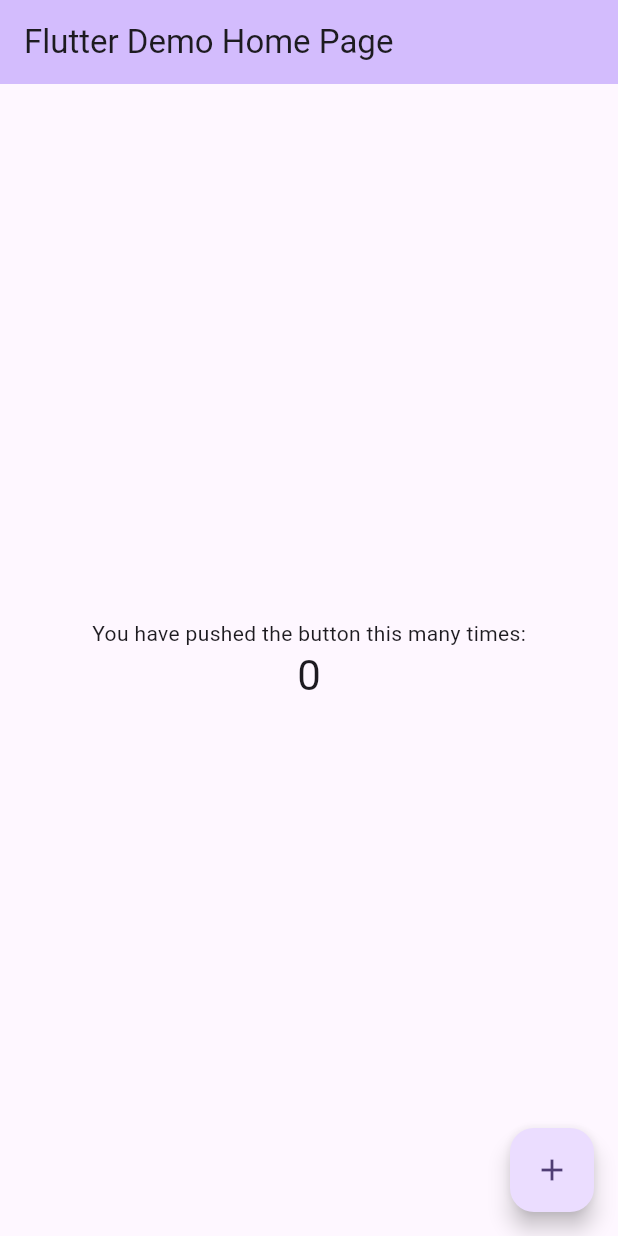
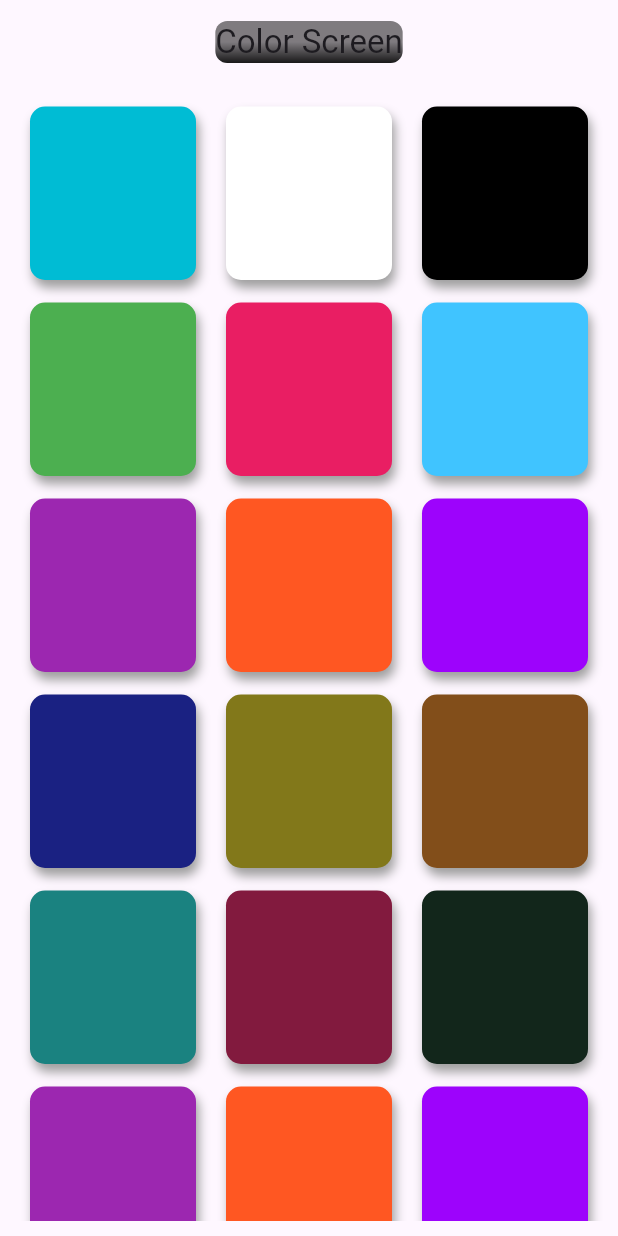
Before and after one commit to inesAmri56/colorapp, a Flutter app: the screen it shows after launch, on a phone screen of 412 x 824 dp. Run offline on Flutter 3.47's test engine with Material 3 defaults, Android fonts, the phone set to English and light mode, and no system bars; our stand-ins replace hexcolor.

Commit message:
Updated HomeScreen to include color items with GestureDetector for navigation to ColorScreen on tap. Created ColorScreen widget to handle color display.

```diff
--- /dev/null
+++ b/lib/color_screen.dart
@@ -0,0 +1,12 @@
+import 'package:flutter/cupertino.dart';
+
+class ColorScreen  extends StatelessWidget {
+   ColorScreen (this.screenColor,{Key? key}):super(key: key);
+ Color screenColor;
+  @override
+  Widget build(BuildContext context) {
+    return Container(
+     color:screenColor ,
+    );
+  }
+}
--- /dev/null
+++ b/lib/compnenet.dart
@@ -0,0 +1,35 @@
+
+import 'package:flutter/material.dart';
+import 'package:hexcolor/hexcolor.dart';
+
+
+List<Color> colorsList =[
+  Colors.cyan,
+  Colors.white,
+  Colors.black,
+  Colors.green,
+  Colors.pink,
+  Colors.lightBlueAccent,
+  Colors.purple,
+  Colors.deepOrange,
+  HexColor("#9d03fc"),
+  HexColor("#1a2182"),
+  HexColor("#82781a"),
+  HexColor("#824e1a"),
+  HexColor("#1a8280"),
+  HexColor("#821a3e"),
+  HexColor("#12261b"),
+  Colors.purple,
+  Colors.deepOrange,
+  HexColor("#9d03fc"),
+  HexColor("#1a2182"),
+  HexColor("#82781a"),
+  HexColor("#824e1a"),
+  HexColor("#1a8280"),
+  HexColor("#821a3e"),
+  HexColor("#12261b"),
+  Colors.indigoAccent,
+  Colors.deepOrangeAccent,
+  HexColor("#824e1a"),
+
+];
--- /dev/null
+++ b/lib/home_screen.dart
@@ -0,0 +1,65 @@
+import 'package:colorapp/color_screen.dart';
+import 'package:flutter/material.dart';
+
+import 'compnenet.dart';
+
+
+class HomeScreen extends StatefulWidget {
+  const HomeScreen({Key? key}) : super(key: key);
+
+  @override
+  State<HomeScreen> createState() => _HomeScreenState();
+}
+
+class _HomeScreenState extends State<HomeScreen> {
+  @override
+  Widget build(BuildContext context) {
+    return Scaffold(
+      appBar: AppBar(
+        title: Center(
+          child: Container(
+            decoration: BoxDecoration(
+              gradient: LinearGradient(
+                begin: Alignment.bottomRight,
+                colors: [
+                  Colors.black.withOpacity(.9),
+                  Colors.black.withOpacity(.5),
+                ],
+              ),
+              borderRadius: BorderRadius.all(Radius.circular(8)),
+            ),
+            child: const Text('Color Screen'),
+
+         ),
+        ),
+      ),
+      body: Container(
+        margin: EdgeInsets.all(10),
+        child: GridView.count(
+          physics: BouncingScrollPhysics() ,
+          crossAxisCount: 3,
+          children: colorsList.map((colorItem) =>
+              InkWell(
+                onTap: (){
+                  Navigator.push(context, MaterialPageRoute(builder: (context)=>ColorScreen(colorItem)));
+                },
+                child: Container(
+                            margin: EdgeInsets.only(top: 5, bottom: 10, right: 10, left: 10),
+                            decoration: BoxDecoration(
+                color: colorItem,
+                borderRadius: BorderRadius.circular(10),
+                boxShadow: [
+                  BoxShadow(
+                    offset: Offset(2, 5),
+                    color: Colors.grey,
+                    blurRadius: 5,
+                  ),
+                ],
+                            ),
+                          ),
+              )).toList(),
+        ),
+      ),
+    );
+  }
+}
--- a/lib/main.dart
+++ b/lib/main.dart
@@ -1,3 +1,4 @@
+ import 'package:colorapp/home_screen.dart';
 import 'package:flutter/material.dart';
 
 void main() {
@@ -12,114 +13,7 @@ class MyApp extends StatelessWidget {
   Widget build(BuildContext context) {
     return MaterialApp(
       title: 'Flutter Demo',
-      theme: ThemeData(
-        // This is the theme of your application.
-        //
-        // TRY THIS: Try running your application with "flutter run". You'll see
-        // the application has a purple toolbar. Then, without quitting the app,
-        // try changing the seedColor in the colorScheme below to Colors.green
-        // and then invoke "hot reload" (save your changes or press the "hot
-        // reload" button in a Flutter-supported IDE, or press "r" if you used
-        // the command line to start the app).
-        //
-        // Notice that the counter didn't reset back to zero; the application
-        // state is not lost during the reload. To reset the state, use hot
-        // restart instead.
-        //
-        // This works for code too, not just values: Most code changes can be
-        // tested with just a hot reload.
-        colorScheme: ColorScheme.fromSeed(seedColor: Colors.deepPurple),
-        useMaterial3: true,
-      ),
-      home: const MyHomePage(title: 'Flutter Demo Home Page'),
+      home: HomeScreen()
     );
   }
 }
-
-class MyHomePage extends StatefulWidget {
-  const MyHomePage({super.key, required this.title});
-
-  // This widget is the home page of your application. It is stateful, meaning
-  // that it has a State object (defined below) that contains fields that affect
-  // how it looks.
-
-  // This class is the configuration for the state. It holds the values (in this
-  // case the title) provided by the parent (in this case the App widget) and
-  // used by the build method of the State. Fields in a Widget subclass are
-  // always marked "final".
-
-  final String title;
-
-  @override
-  State<MyHomePage> createState() => _MyHomePageState();
-}
-
-class _MyHomePageState extends State<MyHomePage> {
-  int _counter = 0;
-
-  void _incrementCounter() {
-    setState(() {
-      // This call to setState tells the Flutter framework that something has
-      // changed in this State, which causes it to rerun the build method below
-      // so that the display can reflect the updated values. If we changed
-      // _counter without calling setState(), then the build method would not be
-      // called again, and so nothing would appear to happen.
-      _counter++;
-    });
-  }
-
-  @override
-  Widget build(BuildContext context) {
-    // This method is rerun every time setState is called, for instance as done
-    // by the _incrementCounter method above.
-    //
-    // The Flutter framework has been optimized to make rerunning build methods
-    // fast, so that you can just rebuild anything that needs updating rather
-    // than having to individually change instances of widgets.
-    return Scaffold(
-      appBar: AppBar(
-        // TRY THIS: Try changing the color here to a specific color (to
-        // Colors.amber, perhaps?) and trigger a hot reload to see the AppBar
-        // change color while the other colors stay the same.
-        backgroundColor: Theme.of(context).colorScheme.inversePrimary,
-        // Here we take the value from the MyHomePage object that was created by
-        // the App.build method, and use it to set our appbar title.
-        title: Text(widget.title),
-      ),
-      body: Center(
-        // Center is a layout widget. It takes a single child and positions it
-        // in the middle of the parent.
-        child: Column(
-          // Column is also a layout widget. It takes a list of children and
-          // arranges them vertically. By default, it sizes itself to fit its
-          // children horizontally, and tries to be as tall as its parent.
-          //
-          // Column has various properties to control how it sizes itself and
-          // how it positions its children. Here we use mainAxisAlignment to
-          // center the children vertically; the main axis here is the vertical
-          // axis because Columns are vertical (the cross axis would be
-          // horizontal).
-          //
-          // TRY THIS: Invoke "debug painting" (choose the "Toggle Debug Paint"
-          // action in the IDE, or press "p" in the console), to see the
-          // wireframe for each widget.
-          mainAxisAlignment: MainAxisAlignment.center,
-          children: <Widget>[
-            const Text(
-              'You have pushed the button this many times:',
-            ),
-            Text(
-              '$_counter',
-              style: Theme.of(context).textTheme.headlineMedium,
-            ),
-          ],
-        ),
-      ),
-      floatingActionButton: FloatingActionButton(
-        onPressed: _incrementCounter,
-        tooltip: 'Increment',
-        child: const Icon(Icons.add),
-      ), // This trailing comma makes auto-formatting nicer for build methods.
-    );
-  }
-}
--- a/pubspec.yaml
+++ b/pubspec.yaml
@@ -35,6 +35,7 @@ dependencies:
   # The following adds the Cupertino Icons font to your application.
   # Use with the CupertinoIcons class for iOS style icons.
   cupertino_icons: ^1.0.6
+  hexcolor: ^3.0.1
 
 dev_dependencies:
   flutter_test:
```
Also changed, not shown: pubspec.lock.
